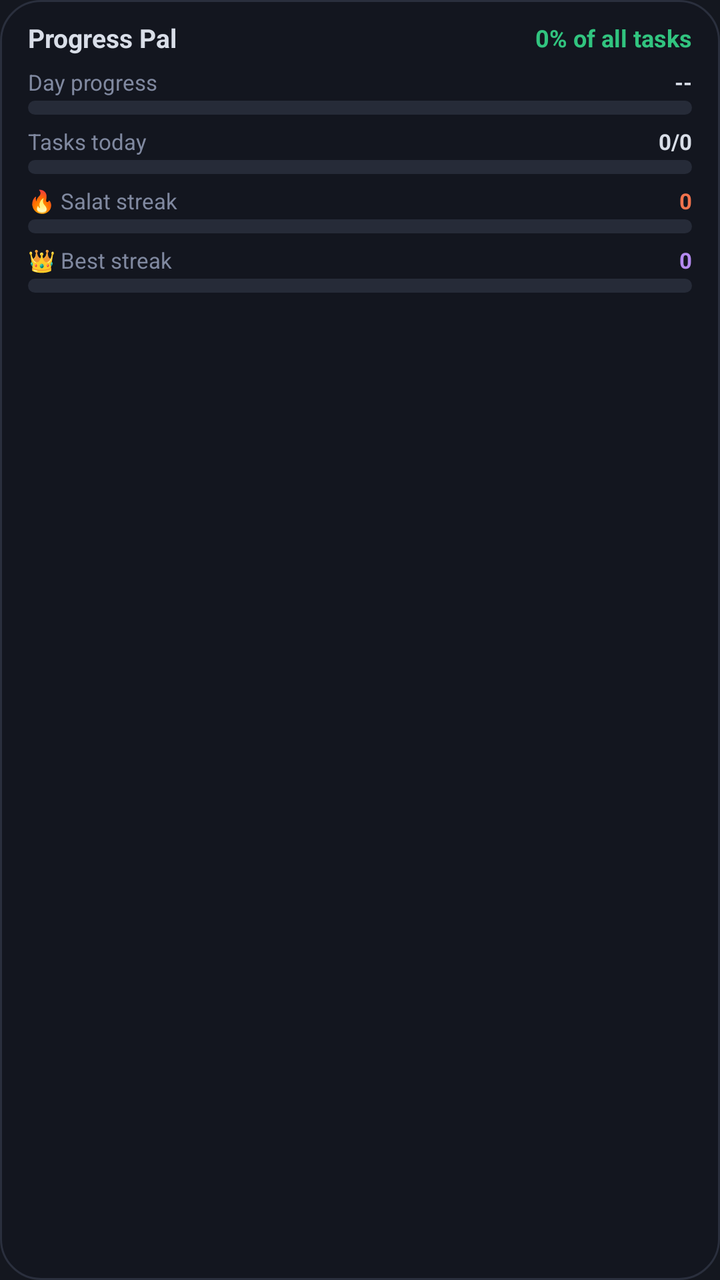
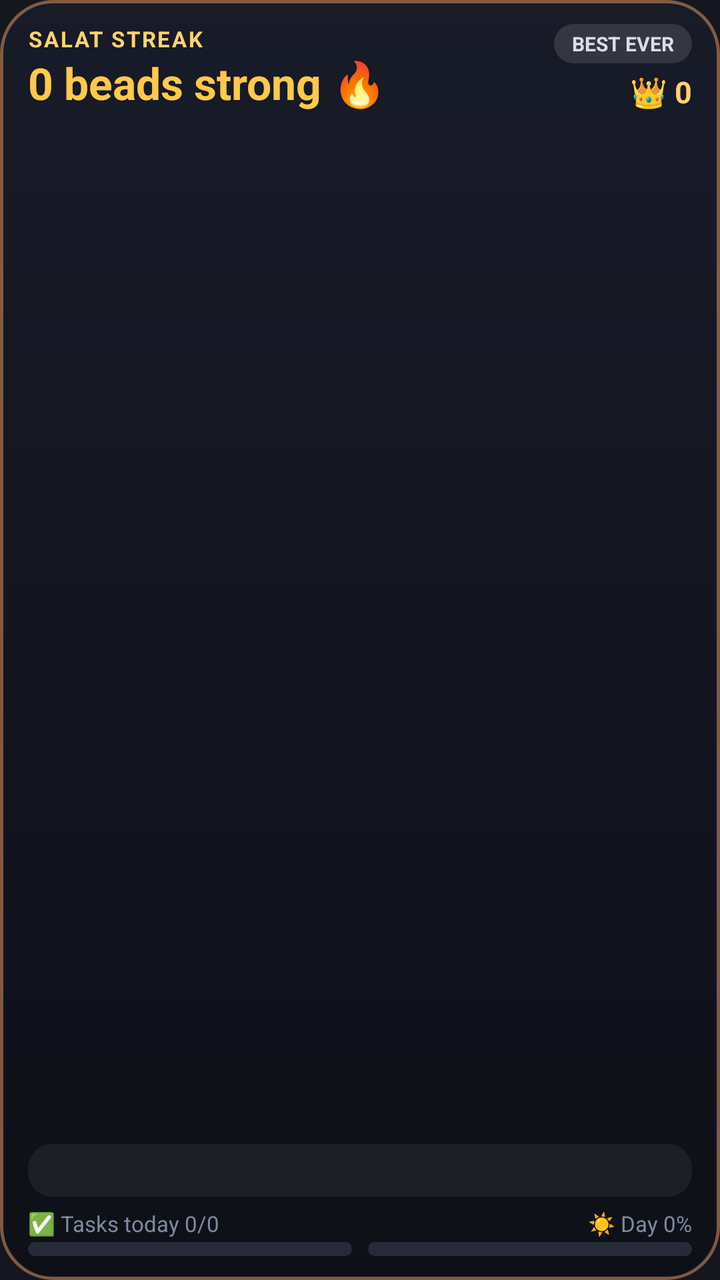

Before-and-after screenshots of an Android layout around one commit, followed by the original layout XML and the change that was made.
<!-- AndroidManifest.xml: application theme Theme.ProgressPal -->
<!-- res/layout/widget_progress.xml -->
<?xml version="1.0" encoding="utf-8"?>
<LinearLayout xmlns:android="http://schemas.android.com/apk/res/android"
    android:id="@+id/widget_root"
    android:layout_width="match_parent"
    android:layout_height="match_parent"
    android:background="@drawable/widget_bg"
    android:orientation="vertical"
    android:paddingStart="14dp"
    android:paddingTop="10dp"
    android:paddingEnd="14dp"
    android:paddingBottom="10dp">

    
    <LinearLayout
        android:layout_width="match_parent"
        android:layout_height="wrap_content"
        android:gravity="center_vertical"
        android:orientation="horizontal">

        <TextView
            android:layout_width="0dp"
            android:layout_height="wrap_content"
            android:layout_weight="1"
            android:text="Progress Pal"
            android:textColor="#D9DEE8"
            android:textSize="13sp"
            android:textStyle="bold" />

        <TextView
            android:id="@+id/widget_percent"
            android:layout_width="wrap_content"
            android:layout_height="wrap_content"
            android:text="0% of all tasks"
            android:textColor="#31C47F"
            android:textSize="12sp"
            android:textStyle="bold" />
    </LinearLayout>

    
    <LinearLayout style="@style/WidgetRow">
        <TextView style="@style/WidgetLabel" android:text="Day progress" />
        <TextView android:id="@+id/widget_day_value" style="@style/WidgetValue" android:text="--" />
    </LinearLayout>
    <ProgressBar android:id="@+id/widget_day_bar" style="@style/WidgetBar" android:progressDrawable="@drawable/widget_bar_time" />

    
    <LinearLayout style="@style/WidgetRow">
        <TextView style="@style/WidgetLabel" android:text="Tasks today" />
        <TextView android:id="@+id/widget_task_value" style="@style/WidgetValue" android:text="0/0" />
    </LinearLayout>
    <ProgressBar android:id="@+id/widget_task_bar" style="@style/WidgetBar" android:progressDrawable="@drawable/widget_bar_task" />

    
    <LinearLayout style="@style/WidgetRow">
        <TextView style="@style/WidgetLabel" android:text="🔥 Salat streak" />
        <TextView android:id="@+id/widget_current_value" style="@style/WidgetValue" android:textColor="#F2734D" android:text="0" />
    </LinearLayout>
    <ProgressBar android:id="@+id/widget_current_bar" style="@style/WidgetBar" android:progressDrawable="@drawable/widget_bar_current" />

    <LinearLayout style="@style/WidgetRow">
        <TextView style="@style/WidgetLabel" android:text="👑 Best streak" />
        <TextView android:id="@+id/widget_best_value" style="@style/WidgetValue" android:textColor="#B48AF0" android:text="0" />
    </LinearLayout>
    <ProgressBar android:id="@+id/widget_best_bar" style="@style/WidgetBar" android:progressDrawable="@drawable/widget_bar_best" />
</LinearLayout>
<!-- resources referenced by this layout -->
<resources>
  <!-- drawable widget_bar_best (drawable) -->
  <?xml version="1.0" encoding="utf-8"?>
  <layer-list xmlns:android="http://schemas.android.com/apk/res/android">
      <item android:id="@android:id/background">
          <shape android:shape="rectangle">
              <solid android:color="#262B38" />
              <corners android:radius="6dp" />
          </shape>
      </item>
      <item android:id="@android:id/progress">
          <clip>
              <shape android:shape="rectangle">
                  <gradient android:startColor="#9A5CD6" android:endColor="#4F8CF0" android:angle="0" />
                  <corners android:radius="6dp" />
              </shape>
          </clip>
      </item>
  </layer-list>
  <!-- drawable widget_bar_current (drawable) -->
  <?xml version="1.0" encoding="utf-8"?>
  <layer-list xmlns:android="http://schemas.android.com/apk/res/android">
      <item android:id="@android:id/background">
          <shape android:shape="rectangle">
              <solid android:color="#262B38" />
              <corners android:radius="6dp" />
          </shape>
      </item>
      <item android:id="@android:id/progress">
          <clip>
              <shape android:shape="rectangle">
                  <gradient android:startColor="#F2734D" android:endColor="#F2A60D" android:angle="0" />
                  <corners android:radius="6dp" />
              </shape>
          </clip>
      </item>
  </layer-list>
  <!-- drawable widget_bar_time (drawable) -->
  <?xml version="1.0" encoding="utf-8"?>
  <layer-list xmlns:android="http://schemas.android.com/apk/res/android">
      <item android:id="@android:id/background">
          <shape android:shape="rectangle">
              <solid android:color="#262B38" />
              <corners android:radius="6dp" />
          </shape>
      </item>
      <item android:id="@android:id/progress">
          <clip>
              <shape android:shape="rectangle">
                  <gradient android:startColor="#FF9933" android:endColor="#E61919" android:angle="0" />
                  <corners android:radius="6dp" />
              </shape>
          </clip>
      </item>
  </layer-list>
  <!-- drawable widget_bg (drawable) -->
  <?xml version="1.0" encoding="utf-8"?>
  <shape xmlns:android="http://schemas.android.com/apk/res/android" android:shape="rectangle">
      <solid android:color="#F214171F" />
      <stroke android:width="1dp" android:color="#2A2F3D" />
      <corners android:radius="20dp" />
  </shape>
  <style name="WidgetBar" parent="@android:style/Widget.ProgressBar.Horizontal">
          <item name="android:layout_width">match_parent</item>
          <item name="android:layout_height">7dp</item>
          <item name="android:layout_marginTop">2dp</item>
          <item name="android:max">100</item>
      </style>
  <style name="WidgetLabel">
          <item name="android:layout_width">0dp</item>
          <item name="android:layout_height">wrap_content</item>
          <item name="android:layout_weight">1</item>
          <item name="android:textColor">#8089A0</item>
          <item name="android:textSize">11sp</item>
      </style>
  <style name="WidgetRow">
          <item name="android:layout_width">match_parent</item>
          <item name="android:layout_height">wrap_content</item>
          <item name="android:layout_marginTop">6dp</item>
          <item name="android:orientation">horizontal</item>
      </style>
  <style name="WidgetValue">
          <item name="android:layout_width">wrap_content</item>
          <item name="android:layout_height">wrap_content</item>
          <item name="android:textColor">#D9DEE8</item>
          <item name="android:textSize">11sp</item>
          <item name="android:textStyle">bold</item>
      </style>
  <style name="Theme.ProgressPal" parent="android:Theme.Material.NoActionBar">
          <item name="android:windowBackground">@color/splash_bg</item>
          <item name="android:statusBarColor">@android:color/transparent</item>
          <item name="android:navigationBarColor">@android:color/transparent</item>
      </style>
  <color name="splash_bg">#14171F</color>
  <!-- unchanged entries left out for length: 1 -->
</resources>

<!-- the commit's change to res/layout/widget_progress.xml (unified diff, before → after) -->
@@ -3,63 +3,142 @@
     android:id="@+id/widget_root"
     android:layout_width="match_parent"
     android:layout_height="match_parent"
-    android:background="@drawable/widget_bg"
+    android:background="@drawable/widget_bg_bronze"
     android:orientation="vertical"
     android:paddingStart="14dp"
-    android:paddingTop="10dp"
+    android:paddingTop="12dp"
     android:paddingEnd="14dp"
-    android:paddingBottom="10dp">
+    android:paddingBottom="12dp">
 
     
     <LinearLayout
         android:layout_width="match_parent"
         android:layout_height="wrap_content"
-        android:gravity="center_vertical"
         android:orientation="horizontal">
 
-        <TextView
+        <LinearLayout
             android:layout_width="0dp"
             android:layout_height="wrap_content"
             android:layout_weight="1"
-            android:text="Progress Pal"
-            android:textColor="#D9DEE8"
-            android:textSize="13sp"
-            android:textStyle="bold" />
+            android:orientation="vertical">
 
-        <TextView
-            android:id="@+id/widget_percent"
+            <TextView
+                android:id="@+id/widget_tier"
+                android:layout_width="wrap_content"
+                android:layout_height="wrap_content"
+                android:letterSpacing="0.08"
+                android:text="SALAT STREAK"
+                android:textColor="#FFD36E"
+                android:textSize="11sp"
+                android:textStyle="bold" />
+
+            <TextView
+                android:id="@+id/widget_title"
+                android:layout_width="wrap_content"
+                android:layout_height="wrap_content"
+                android:maxLines="1"
+                android:text="0 beads strong 🔥"
+                android:textColor="#FFC94A"
+                android:textSize="22sp"
+                android:textStyle="bold" />
+
+            <TextView
+                android:id="@+id/widget_days"
+                android:layout_width="wrap_content"
+                android:layout_height="wrap_content"
+                android:text=""
+                android:textColor="#B8BFCF"
+                android:textSize="11sp" />
+        </LinearLayout>
+
+        <LinearLayout
             android:layout_width="wrap_content"
             android:layout_height="wrap_content"
-            android:text="0% of all tasks"
-            android:textColor="#31C47F"
-            android:textSize="12sp"
-            android:textStyle="bold" />
+            android:gravity="end"
+            android:orientation="vertical">
+
+            <TextView
+                android:id="@+id/widget_pill"
+                android:layout_width="wrap_content"
+                android:layout_height="wrap_content"
+                android:background="@drawable/widget_pill_plain"
+                android:paddingStart="9dp"
+                android:paddingTop="3dp"
+                android:paddingEnd="9dp"
+                android:paddingBottom="3dp"
+                android:text="BEST EVER"
+                android:textColor="#D9DEE8"
+                android:textSize="10sp"
+                android:textStyle="bold" />
+
+            <TextView
+                android:id="@+id/widget_best"
+                android:layout_width="wrap_content"
+                android:layout_height="wrap_content"
+                android:layout_marginTop="4dp"
+                android:text="👑 0"
+                android:textColor="#FFD36E"
+                android:textSize="15sp"
+                android:textStyle="bold" />
+        </LinearLayout>
     </LinearLayout>
 
     
-    <LinearLayout style="@style/WidgetRow">
-        <TextView style="@style/WidgetLabel" android:text="Day progress" />
-        <TextView android:id="@+id/widget_day_value" style="@style/WidgetValue" android:text="--" />
-    </LinearLayout>
-    <ProgressBar android:id="@+id/widget_day_bar" style="@style/WidgetBar" android:progressDrawable="@drawable/widget_bar_time" />
+    <ImageView
+        android:id="@+id/widget_beads"
+        android:layout_width="match_parent"
+        android:layout_height="0dp"
+        android:layout_marginTop="6dp"
+        android:layout_weight="1"
+        android:adjustViewBounds="true"
+        android:contentDescription="Salat streak beads"
+        android:scaleType="fitCenter" />
+
+    <TextView
+        android:id="@+id/widget_message"
+        android:layout_width="match_parent"
+        android:layout_height="wrap_content"
+        android:layout_marginTop="4dp"
+        android:background="@drawable/widget_msg_bg"
+        android:paddingStart="10dp"
+        android:paddingTop="5dp"
+        android:paddingEnd="10dp"
+        android:paddingBottom="5dp"
+        android:maxLines="2"
+        android:text=""
+        android:textColor="#EEF1F7"
+        android:textSize="12sp"
+        android:textStyle="bold" />
 
     
     <LinearLayout style="@style/WidgetRow">
-        <TextView style="@style/WidgetLabel" android:text="Tasks today" />
-        <TextView android:id="@+id/widget_task_value" style="@style/WidgetValue" android:text="0/0" />
+        <TextView android:id="@+id/widget_task_value" style="@style/WidgetLabel" android:text="✅ Tasks today 0/0" />
+        <TextView android:id="@+id/widget_day_value" style="@style/WidgetValue" android:textStyle="normal" android:textColor="#8089A0" android:text="☀️ Day 0%" />
     </LinearLayout>
-    <ProgressBar android:id="@+id/widget_task_bar" style="@style/WidgetBar" android:progressDrawable="@drawable/widget_bar_task" />
 
-    
-    <LinearLayout style="@style/WidgetRow">
-        <TextView style="@style/WidgetLabel" android:text="🔥 Salat streak" />
-        <TextView android:id="@+id/widget_current_value" style="@style/WidgetValue" android:textColor="#F2734D" android:text="0" />
+    <LinearLayout
+        android:layout_width="match_parent"
+        android:layout_height="wrap_content"
+        android:layout_marginTop="2dp"
+        android:orientation="horizontal">
+
+        <ProgressBar
+            android:id="@+id/widget_task_bar"
+            style="@android:style/Widget.ProgressBar.Horizontal"
+            android:layout_width="0dp"
+            android:layout_height="7dp"
+            android:layout_marginEnd="8dp"
+            android:layout_weight="1"
+            android:max="100"
+            android:progressDrawable="@drawable/widget_bar_task" />
+
+        <ProgressBar
+            android:id="@+id/widget_day_bar"
+            style="@android:style/Widget.ProgressBar.Horizontal"
+            android:layout_width="0dp"
+            android:layout_height="7dp"
+            android:layout_weight="1"
+            android:max="100"
+            android:progressDrawable="@drawable/widget_bar_time" />
     </LinearLayout>
-    <ProgressBar android:id="@+id/widget_current_bar" style="@style/WidgetBar" android:progressDrawable="@drawable/widget_bar_current" />
-
-    <LinearLayout style="@style/WidgetRow">
-        <TextView style="@style/WidgetLabel" android:text="👑 Best streak" />
-        <TextView android:id="@+id/widget_best_value" style="@style/WidgetValue" android:textColor="#B48AF0" android:text="0" />
-    </LinearLayout>
-    <ProgressBar android:id="@+id/widget_best_bar" style="@style/WidgetBar" android:progressDrawable="@drawable/widget_bar_best" />
 </LinearLayout>
<!-- resource entries referenced after the edit -->
@@ -1,41 +1,5 @@
 <!-- resources referenced by this layout -->
 <resources>
-  <!-- drawable widget_bar_best (drawable) -->
-  <?xml version="1.0" encoding="utf-8"?>
-  <layer-list xmlns:android="http://schemas.android.com/apk/res/android">
-      <item android:id="@android:id/background">
-          <shape android:shape="rectangle">
-              <solid android:color="#262B38" />
-              <corners android:radius="6dp" />
-          </shape>
-      </item>
-      <item android:id="@android:id/progress">
-          <clip>
-              <shape android:shape="rectangle">
-                  <gradient android:startColor="#9A5CD6" android:endColor="#4F8CF0" android:angle="0" />
-                  <corners android:radius="6dp" />
-              </shape>
-          </clip>
-      </item>
-  </layer-list>
-  <!-- drawable widget_bar_current (drawable) -->
-  <?xml version="1.0" encoding="utf-8"?>
-  <layer-list xmlns:android="http://schemas.android.com/apk/res/android">
-      <item android:id="@android:id/background">
-          <shape android:shape="rectangle">
-              <solid android:color="#262B38" />
-              <corners android:radius="6dp" />
-          </shape>
-      </item>
-      <item android:id="@android:id/progress">
-          <clip>
-              <shape android:shape="rectangle">
-                  <gradient android:startColor="#F2734D" android:endColor="#F2A60D" android:angle="0" />
-                  <corners android:radius="6dp" />
-              </shape>
-          </clip>
-      </item>
-  </layer-list>
   <!-- drawable widget_bar_time (drawable) -->
   <?xml version="1.0" encoding="utf-8"?>
   <layer-list xmlns:android="http://schemas.android.com/apk/res/android">
@@ -54,19 +18,25 @@
           </clip>
       </item>
   </layer-list>
-  <!-- drawable widget_bg (drawable) -->
+  <!-- drawable widget_bg_bronze (drawable) -->
   <?xml version="1.0" encoding="utf-8"?>
   <shape xmlns:android="http://schemas.android.com/apk/res/android" android:shape="rectangle">
-      <solid android:color="#F214171F" />
-      <stroke android:width="1dp" android:color="#2A2F3D" />
-      <corners android:radius="20dp" />
+      <gradient android:angle="300" android:startColor="#F2171A28" android:endColor="#F20D0F17" />
+      <stroke android:width="1.5dp" android:color="#99C9875A" />
+      <corners android:radius="26dp" />
   </shape>
-  <style name="WidgetBar" parent="@android:style/Widget.ProgressBar.Horizontal">
-          <item name="android:layout_width">match_parent</item>
-          <item name="android:layout_height">7dp</item>
-          <item name="android:layout_marginTop">2dp</item>
-          <item name="android:max">100</item>
-      </style>
+  <!-- drawable widget_msg_bg (drawable) -->
+  <?xml version="1.0" encoding="utf-8"?>
+  <shape xmlns:android="http://schemas.android.com/apk/res/android" android:shape="rectangle">
+      <solid android:color="#0FFFFFFF" />
+      <corners android:radius="12dp" />
+  </shape>
+  <!-- drawable widget_pill_plain (drawable) -->
+  <?xml version="1.0" encoding="utf-8"?>
+  <shape xmlns:android="http://schemas.android.com/apk/res/android" android:shape="rectangle">
+      <solid android:color="#1FFFFFFF" />
+      <corners android:radius="12dp" />
+  </shape>
   <style name="WidgetLabel">
           <item name="android:layout_width">0dp</item>
           <item name="android:layout_height">wrap_content</item>
